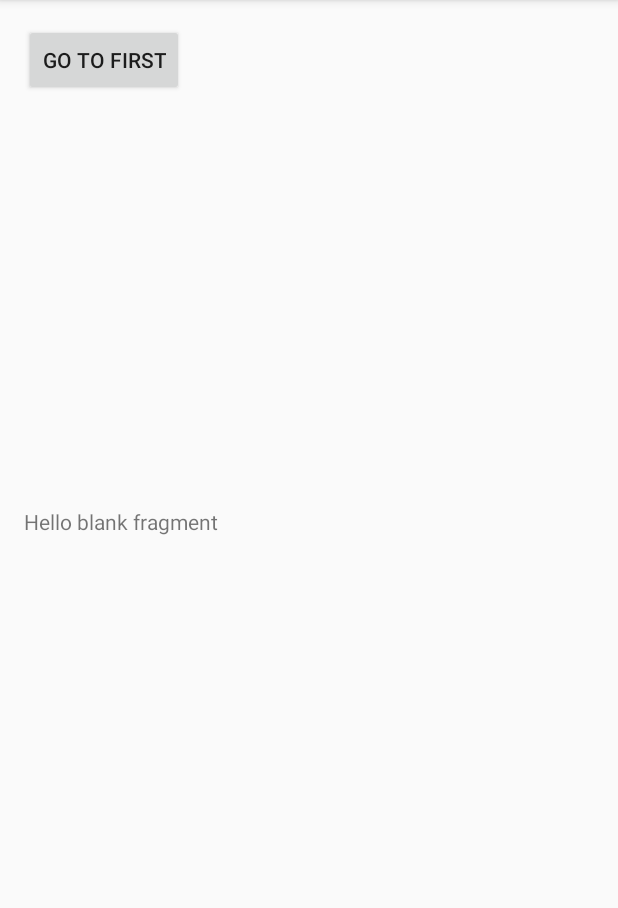
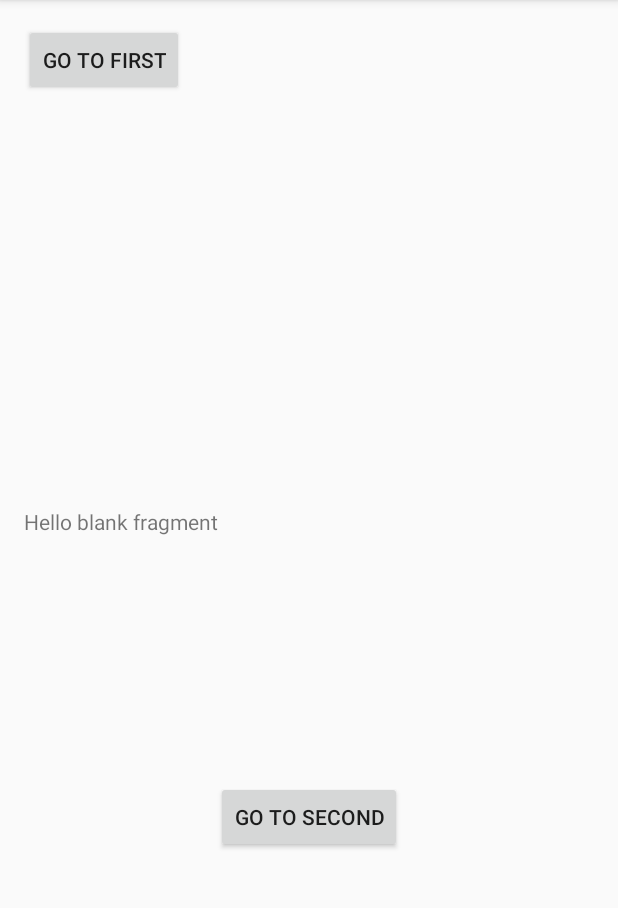
Before and after one commit to PawanKasar/Android-Exercise, an Android app: the screen it shows after launch (MainActivity), on a phone screen of 412 x 824 dp, the part 84-992 px from its top. Run offline under Robolectric (Android 15) with nearby library versions, the phone set to English and light mode, and no system bars.

Commit message:
intermidiate commit

```diff
--- a/FragmentExercise/app/src/main/res/layout/activity_main.xml
+++ b/FragmentExercise/app/src/main/res/layout/activity_main.xml
@@ -18,8 +18,7 @@
 
     <LinearLayout
         android:layout_width="fill_parent"
-        android:layout_height="match_parent"
-        android:weight="30">
+        android:layout_height="match_parent">
 
     <fragment
         android:name="com.example.pawans.fragmentexercise.FirstFragment"
--- a/FragmentExercise/app/src/main/res/layout/fragment_first.xml
+++ b/FragmentExercise/app/src/main/res/layout/fragment_first.xml
@@ -10,4 +10,12 @@
         android:layout_height="match_parent"
         android:text="@string/hello_blank_fragment" />
 
+    <Button
+        android:layout_width="wrap_content"
+        android:layout_height="wrap_content"
+        android:text="Go To Second"
+        android:id="@+id/button_2"
+        android:layout_gravity="center" />
+
+
 </FrameLayout>
```
